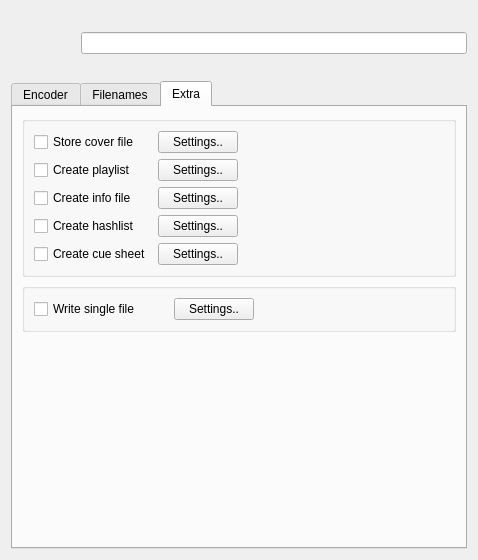
Qt form dialogs/profiledatawidgetUI.ui (janbar/CDDA-Ripper) before a commit.
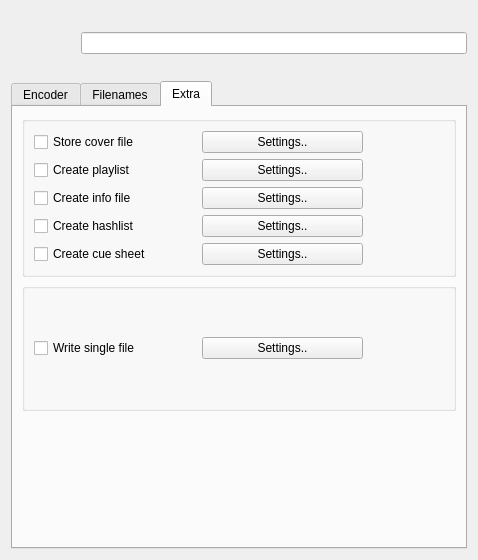
The same form after that commit. The open tabs and pages were chosen to show the change.

The edit to the form file:
```diff
--- a/dialogs/profiledatawidgetUI.ui
+++ b/dialogs/profiledatawidgetUI.ui
@@ -205,6 +205,7 @@
            <widget class="QPushButton" name="kpushbutton_playlist">
             <property name="font">
              <font>
+              <weight>50</weight>
               <bold>false</bold>
              </font>
             </property>
@@ -215,9 +216,6 @@
           </item>
           <item row="1" column="2">
            <spacer name="horizontalSpacer">
-            <property name="orientation">
-             <enum>Qt::Orientation::Horizontal</enum>
-            </property>
             <property name="sizeHint" stdset="0">
              <size>
               <width>81</width>
@@ -230,6 +228,7 @@
            <widget class="QCheckBox" name="checkBox_info">
             <property name="font">
              <font>
+              <weight>50</weight>
               <bold>false</bold>
              </font>
             </property>
@@ -249,6 +248,7 @@
            <widget class="QPushButton" name="kpushbutton_info">
             <property name="font">
              <font>
+              <weight>50</weight>
               <bold>false</bold>
              </font>
             </property>
@@ -261,6 +261,7 @@
            <widget class="QCheckBox" name="checkBox_hashlist">
             <property name="font">
              <font>
+              <weight>50</weight>
               <bold>false</bold>
              </font>
             </property>
@@ -273,6 +274,7 @@
            <widget class="QPushButton" name="kpushbutton_hashlist">
             <property name="font">
              <font>
+              <weight>50</weight>
               <bold>false</bold>
              </font>
             </property>
@@ -292,6 +294,7 @@
            <widget class="QCheckBox" name="checkBox_cover">
             <property name="font">
              <font>
+              <weight>50</weight>
               <bold>false</bold>
              </font>
             </property>
@@ -304,6 +307,7 @@
            <widget class="QPushButton" name="kpushbutton_cover">
             <property name="font">
              <font>
+              <weight>50</weight>
               <bold>false</bold>
              </font>
             </property>
@@ -316,6 +320,7 @@
            <widget class="QCheckBox" name="checkBox_playlist">
             <property name="font">
              <font>
+              <weight>50</weight>
               <bold>false</bold>
              </font>
             </property>
@@ -361,9 +366,6 @@
           </item>
           <item row="0" column="2">
            <spacer name="horizontalSpacer_2">
-            <property name="orientation">
-             <enum>Qt::Orientation::Horizontal</enum>
-            </property>
             <property name="sizeHint" stdset="0">
              <size>
               <width>81</width>
@@ -377,9 +379,6 @@
        </item>
        <item row="2" column="0">
         <spacer name="verticalSpacer_2">
-         <property name="orientation">
-          <enum>Qt::Orientation::Vertical</enum>
-         </property>
          <property name="sizeHint" stdset="0">
           <size>
            <width>20</width>
```
Left out of the diff: 13 changed lines with no effect on the pictures.
